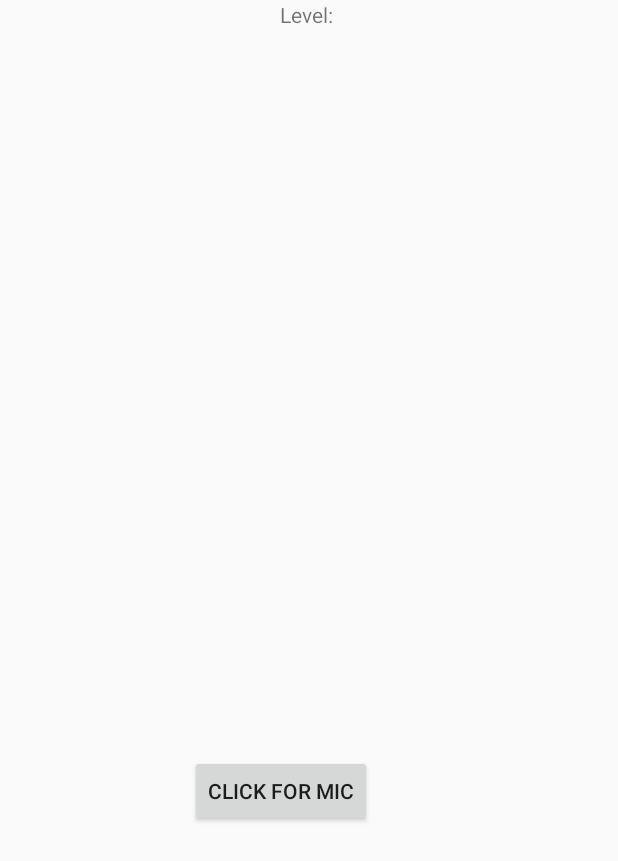
After one commit to Sumsar8920/P9, an Android app: the BombSquad screen opened directly, with no data from a screen before it, on a phone screen of 412 x 824 dp. The commit adds this screen. Shown: the top 861 px of the screen. Run offline under Robolectric (Android 15) with nearby library versions, the phone set to English and light mode, and no system bars.

Commit message:
Bombsquad
Bombsquad

```diff
--- a/P9/app/build.gradle
+++ b/P9/app/build.gradle
@@ -28,5 +28,6 @@ dependencies {
     compile 'com.android.support.constraint:constraint-layout:1.0.2'
     compile 'com.google.android.gms:play-services-location:9.8.0'
     compile 'com.google.android.gms:play-services-maps:9.8.0'
+    compile 'com.android.support:design:25.3.1'
     testCompile 'junit:junit:4.12'
 }
--- /dev/null
+++ b/P9/app/src/main/java/com/example/rasmus/p9/BombSquad.java
@@ -0,0 +1,87 @@
+package com.example.rasmus.p9;
+
+import android.Manifest;
+import android.content.pm.PackageManager;
+import android.media.AudioFormat;
+import android.media.AudioRecord;
+import android.media.MediaRecorder;
+import android.os.Bundle;
+import android.support.annotation.NonNull;
+import android.support.v4.app.ActivityCompat;
+import android.support.v4.content.ContextCompat;
+import android.support.v7.app.AppCompatActivity;
+import android.view.View;
+import android.widget.Button;
+import android.widget.TextView;
+
+
+
+
+public class BombSquad extends AppCompatActivity {
+
+
+    public int blow_value;
+    public TextView mic;
+    public Button micButton;
+
+    private static final int REQUEST_RECORD_AUDIO_PERMISSION = 200;
+
+    @Override
+    protected void onCreate(Bundle savedInstanceState) {
+        super.onCreate(savedInstanceState);
+        setContentView(R.layout.content_bomb_squad);
+
+        MicPermissions();
+        mic = (TextView) findViewById(R.id.mic);
+        micButton = (Button)findViewById(R.id.micButtonTest);
+
+
+    }
+
+    public void MicPermissions(){
+        if (ContextCompat.checkSelfPermission(this,
+                Manifest.permission.RECORD_AUDIO) != PackageManager.PERMISSION_GRANTED) {
+
+            ActivityCompat.requestPermissions(this,
+                    new String[]{Manifest.permission.RECORD_AUDIO},
+                    REQUEST_RECORD_AUDIO_PERMISSION);
+
+        }
+    }
+
+
+    public boolean isBlowing(View v) {
+        boolean recorder=true;
+
+        int minSize = AudioRecord.getMinBufferSize(8000,AudioFormat.CHANNEL_IN_MONO, AudioFormat.ENCODING_PCM_16BIT);
+        AudioRecord ar = new AudioRecord(MediaRecorder.AudioSource.MIC, 8000,AudioFormat.CHANNEL_IN_MONO, AudioFormat.ENCODING_PCM_16BIT,minSize);
+
+
+        short[] buffer = new short[minSize];
+
+        ar.startRecording();
+        while(recorder)
+        {
+
+            ar.read(buffer, 0, minSize);
+            for (short s : buffer)
+            {
+                if (Math.abs(s) > 18000)   //DETECT VOLUME (IF I BLOW IN THE MIC)
+                {
+                    blow_value=Math.abs(s);
+                    mic.setText("Blow Value=" +blow_value);
+                    //System.out.println("Blow Value="+blow_value);
+                    ar.stop();
+                    recorder=false;
+
+                    return true;
+
+                }
+
+            }
+        }
+        return false;
+
+    }
+
+}
--- a/P9/app/src/main/java/com/example/rasmus/p9/MainActivity.java
+++ b/P9/app/src/main/java/com/example/rasmus/p9/MainActivity.java
@@ -565,6 +565,11 @@ public class MainActivity extends AppCompatActivity
         startActivity(intent);
     }
 
+    public void bombSquad(View v){
+        Intent intent = new Intent(MainActivity.this, BombSquad.class);
+        startActivity(intent);
+    }
+
     private PendingIntent geoFencePendingIntent;
     private final int GEOFENCE_REQ_CODE = 0;
     private PendingIntent createGeofencePendingIntent() {
--- a/P9/app/src/main/res/layout/activity_main.xml
+++ b/P9/app/src/main/res/layout/activity_main.xml
@@ -79,6 +79,12 @@
         android:text="scout game"
         android:onClick="scoutGame"/>
 
+    <Button
+        android:layout_width="wrap_content"
+        android:layout_height="wrap_content"
+        android:text="Bomb squad"
+        android:onClick="bombSquad"/>
+
     <!--GoogleMap fragment-->
     <!--
     <fragment xmlns:android="http://schemas.android.com/apk/res/android"
--- /dev/null
+++ b/P9/app/src/main/res/layout/content_bomb_squad.xml
@@ -0,0 +1,45 @@
+<?xml version="1.0" encoding="utf-8"?>
+<android.support.constraint.ConstraintLayout xmlns:android="http://schemas.android.com/apk/res/android"
+    xmlns:app="http://schemas.android.com/apk/res-auto"
+    xmlns:tools="http://schemas.android.com/tools"
+    android:layout_width="match_parent"
+    android:layout_height="match_parent"
+    tools:context="com.example.rasmus.p9.MiniGameDrink"
+    tools:layout_editor_absoluteY="81dp"
+    tools:layout_editor_absoluteX="0dp">
+
+
+    <TextView
+        android:id="@+id/mic"
+        android:layout_width="wrap_content"
+        android:layout_height="wrap_content"
+        android:text="Level: "
+        app:layout_constraintLeft_toLeftOf="parent"
+        app:layout_constraintRight_toRightOf="parent"
+        app:layout_constraintVertical_chainStyle="packed"
+        app:layout_constraintTop_toTopOf="parent" />
+
+
+
+    <android.support.constraint.Guideline
+        android:layout_width="wrap_content"
+        android:layout_height="wrap_content"
+        android:id="@+id/guideline"
+        android:orientation="vertical"
+        app:layout_constraintGuide_begin="173dp" />
+
+    <Button
+        android:id="@+id/micButtonTest"
+        android:layout_width="wrap_content"
+        android:layout_height="wrap_content"
+        app:layout_constraintLeft_toLeftOf="parent"
+        app:layout_constraintRight_toRightOf="parent"
+        app:layout_constraintVertical_chainStyle="packed"
+        app:layout_constraintTop_toTopOf="parent"
+        android:onClick="isBlowing"
+        android:text="click for mic"
+        android:layout_marginTop="503dp"
+        app:layout_constraintHorizontal_bias="0.435" />
+
+
+</android.support.constraint.ConstraintLayout>
--- /dev/null
+++ b/P9/app/src/main/res/values/dimens.xml
@@ -0,0 +1,3 @@
+<resources>
+    <dimen name="fab_margin">16dp</dimen>
+</resources>
--- a/P9/app/src/main/res/values/strings.xml
+++ b/P9/app/src/main/res/values/strings.xml
@@ -1,3 +1,4 @@
 <resources>
     <string name="app_name">P9</string>
+    <string name="title_activity_bomb_squad">BombSquad</string>
 </resources>
--- a/P9/app/src/main/res/values/styles.xml
+++ b/P9/app/src/main/res/values/styles.xml
@@ -8,4 +8,13 @@
         <item name="colorAccent">@color/colorAccent</item>
     </style>
 
+    <style name="AppTheme.NoActionBar">
+        <item name="windowActionBar">false</item>
+        <item name="windowNoTitle">true</item>
+    </style>
+
+    <style name="AppTheme.AppBarOverlay" parent="ThemeOverlay.AppCompat.Dark.ActionBar" />
+
+    <style name="AppTheme.PopupOverlay" parent="ThemeOverlay.AppCompat.Light" />
+
 </resources>
```
Also changed, not shown: P9/app/src/main/AndroidManifest.xml (+6 -1 lines), P9/app/src/main/res/layout/activity_bomb_squad.xml (added, +33 -0 lines).
